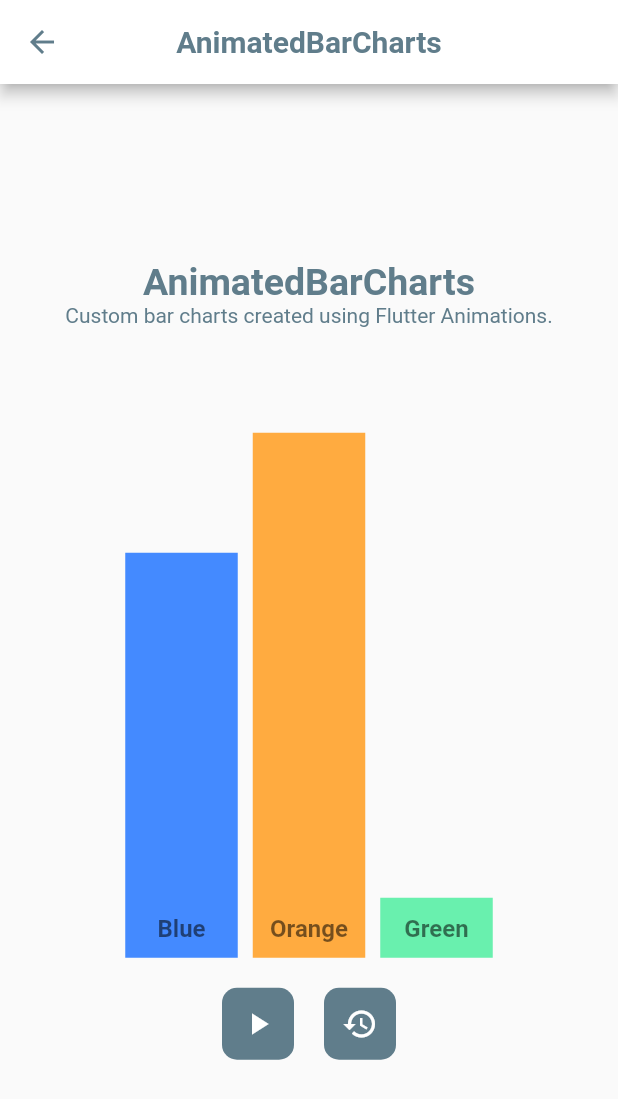
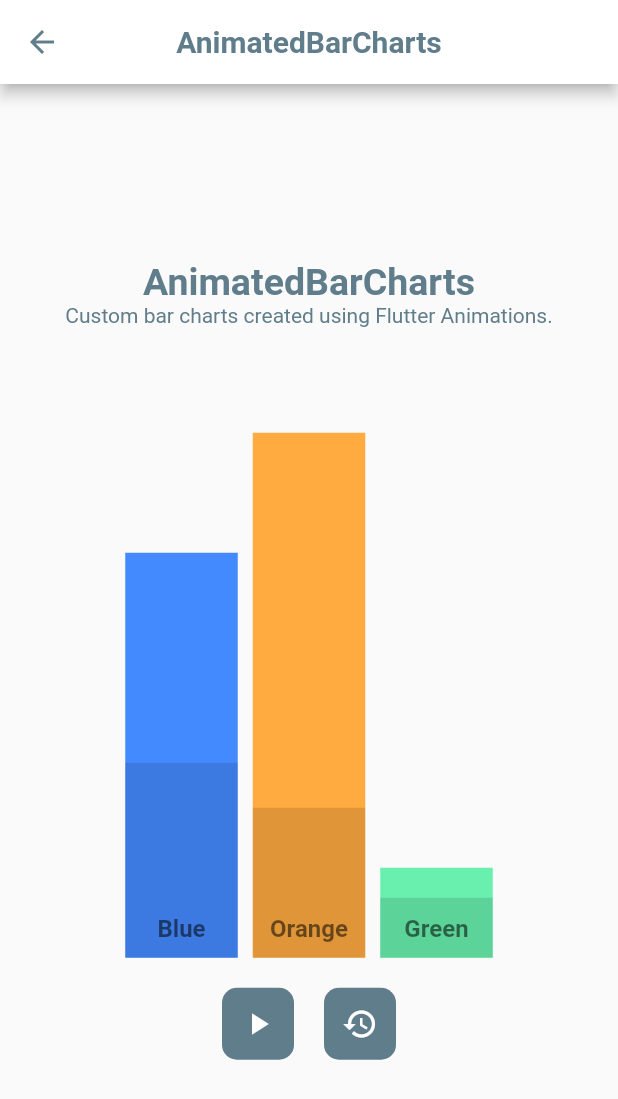
Before and after one commit to joshuadeguzman/flutter-implicitly-animated-widgets-demo, a Flutter app: the AnimatedBarChartsScreen screen opened directly, after a tap on the "play arrow" icon, on a phone screen of 412 x 824 dp. Shown: the top 1099 px of the screen. Run offline on Flutter 3.47's test engine with Material 2 defaults, Android fonts, the phone set to English and light mode, and no system bars.

Commit message:
Add animated padding

```diff
--- a/lib/screens/animated_bar_charts.dart
+++ b/lib/screens/animated_bar_charts.dart
@@ -19,12 +19,15 @@ class AnimatedBarChartsScreen extends StatefulWidget {
 class AnimatedBarChartsScreenState extends State<AnimatedBarChartsScreen> {
   String get _widgetTitle => AnimatedBarChartsScreen.SCREEN_TITLE;
   bool _isLoadingBarChart = true;
-  double _barChart1Height = 150;
-  double _barChart2Height = 150;
-  double _barChart3Height = 100;
+  double _barChart1Height = 90;
+  double _barChart2Height = 170;
+  double _barChart3Height = 300;
   Color _barChart1Color = Colors.blue;
   Color _barChart2Color = Colors.orange;
   Color _barChart3Color = Colors.green;
+  double _barChart1PaddingTop = 60;
+  double _barChart2PaddingTop = 20;
+  double _barChart3PaddingTop = 240;
   TextStyle _barChartLabel = TextStyle(color: Colors.black54, fontSize: 10);
 
   @override
@@ -65,7 +68,7 @@ class AnimatedBarChartsScreenState extends State<AnimatedBarChartsScreen> {
                       setState(() {
                         _barChart1Height = 270;
                         _barChart2Height = 350;
-                        _barChart3Height = 40;
+                        _barChart3Height = 60;
 
                         _barChart1Color = Colors.blueAccent;
                         _barChart2Color = Colors.orangeAccent;
@@ -76,6 +79,10 @@ class AnimatedBarChartsScreenState extends State<AnimatedBarChartsScreen> {
                           fontSize: 16,
                           fontWeight: FontWeight.bold,
                         );
+
+                        _barChart1PaddingTop = 140;
+                        _barChart2PaddingTop = 250;
+                        _barChart3PaddingTop = 20;
 
                         _isLoadingBarChart = false;
                       });
@@ -96,11 +103,14 @@ class AnimatedBarChartsScreenState extends State<AnimatedBarChartsScreen> {
                         _barChart2Color = Colors.orange;
                         _barChart3Color = Colors.green;
 
+                        _barChart1PaddingTop = 60;
+                        _barChart2PaddingTop = 20;
+                        _barChart3PaddingTop = 240;
+
                         _barChartLabel = TextStyle(
                             color: Colors.white,
                             fontSize: 10,
-                          fontWeight: FontWeight.normal
-                        );
+                            fontWeight: FontWeight.normal);
 
                         _isLoadingBarChart = false;
                       });
@@ -136,7 +146,11 @@ class AnimatedBarChartsScreenState extends State<AnimatedBarChartsScreen> {
             height: _barChart1Height,
             width: 75,
             color: _barChart1Color,
+            child: AnimatedPadding(
+              duration: Duration(milliseconds: 500),
+              padding: EdgeInsets.only(top: _barChart1PaddingTop),
               child: Container(
+                color: Colors.black12,
                 padding: EdgeInsets.only(bottom: 10),
                 child: Column(
                   mainAxisAlignment: MainAxisAlignment.end,
@@ -151,13 +165,18 @@ class AnimatedBarChartsScreenState extends State<AnimatedBarChartsScreen> {
                 ),
               ),
             ),
+          ),
           Padding(padding: EdgeInsets.only(right: 10)),
           AnimatedContainer(
             duration: Duration(milliseconds: 500),
             height: _barChart2Height,
             width: 75,
             color: _barChart2Color,
+            child: AnimatedPadding(
+              duration: Duration(milliseconds: 500),
+              padding: EdgeInsets.only(top: _barChart2PaddingTop),
               child: Container(
+                color: Colors.black12,
                 padding: EdgeInsets.only(bottom: 10),
                 child: Column(
                   mainAxisAlignment: MainAxisAlignment.end,
@@ -172,13 +191,18 @@ class AnimatedBarChartsScreenState extends State<AnimatedBarChartsScreen> {
                 ),
               ),
             ),
+          ),
           Padding(padding: EdgeInsets.only(right: 10)),
           AnimatedContainer(
             duration: Duration(milliseconds: 500),
             height: _barChart3Height,
             width: 75,
             color: _barChart3Color,
+            child: AnimatedPadding(
+              duration: Duration(milliseconds: 500),
+              padding: EdgeInsets.only(top: _barChart3PaddingTop),
               child: Container(
+                color: Colors.black12,
                 padding: EdgeInsets.only(bottom: 10),
                 child: Column(
                   mainAxisAlignment: MainAxisAlignment.end,
@@ -193,6 +217,7 @@ class AnimatedBarChartsScreenState extends State<AnimatedBarChartsScreen> {
                 ),
               ),
             ),
+          ),
         ],
       ),
     );
```
Lines whose indentation alone changed are shown as unchanged.
